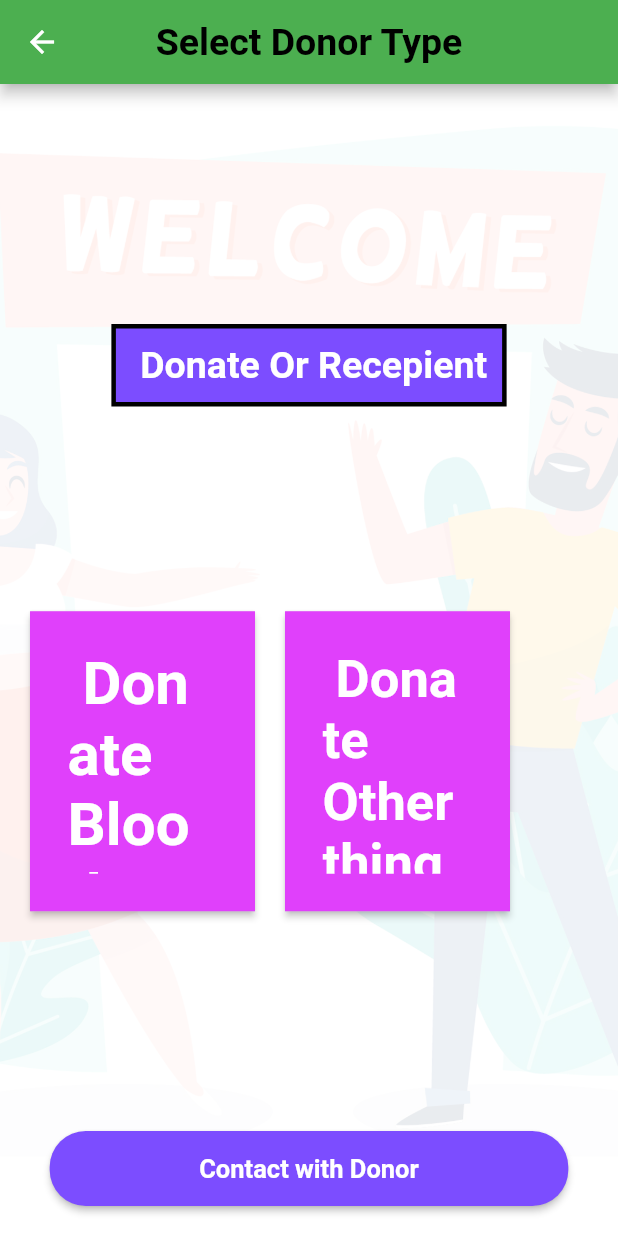
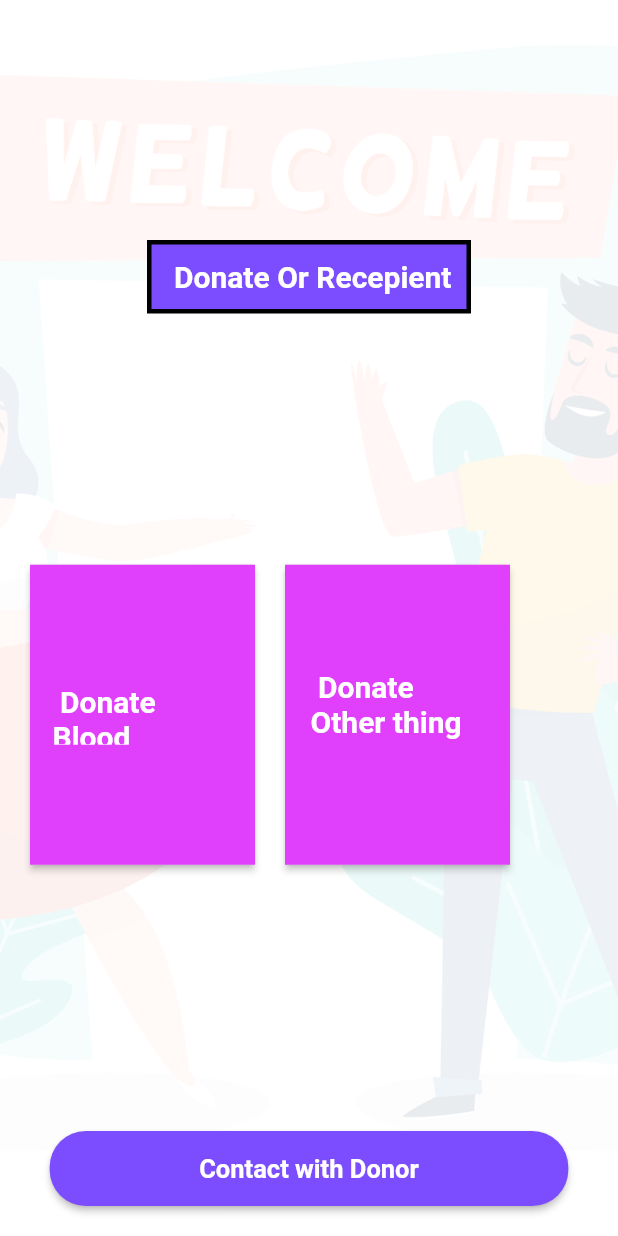
Before and after one commit to bilalahmad9/Donate_Blood_or_Anything, a Flutter app: the donate screen opened directly, on a phone screen of 412 x 824 dp. Run offline on Flutter 3.47's test engine with Material 2 defaults, Android fonts, the phone set to English and light mode, and no system bars; our stand-ins replace cloud_firestore, firebase_auth, firebase_core, flutter_spinkit, google_fonts; missing offline and left inert: loading; accounts and stored records are empty; Roboto replaces fonts that are missing (Acme).

Commit message:
some bug fixes

```diff
--- a/flutter_app/lib/DonateSelect.dart
+++ b/flutter_app/lib/DonateSelect.dart
@@ -11,15 +11,6 @@ class _donateState extends State<donate> {
   @override
   Widget build(BuildContext context) {
     return Scaffold(
-      appBar: AppBar(
-        backgroundColor: Colors.green,
-        centerTitle: true,
-        title: Text(
-          " Select Donor Type ",
-          style: TextStyle(
-              color: Colors.black, fontSize: 25.0, fontWeight: FontWeight.bold),
-        ),
-      ),
     /*  drawer: Drawer(
         child: MainDrawer(),
       ),*/
@@ -52,7 +43,7 @@ class _donateState extends State<donate> {
                           " Donate Or Recepient",
                           style: GoogleFonts.acme(
                             textStyle: Theme.of(context).textTheme.display1,
-                            fontSize: 25,
+                            fontSize: 20,
                             fontWeight: FontWeight.w700,
                             fontStyle: FontStyle.normal,
                             color: Colors.white,
@@ -81,13 +72,13 @@ class _donateState extends State<donate> {
                                 height: 200,
                                 width: 150,
                                 color: Colors.purpleAccent,
-                                padding: const EdgeInsets.all(25.0),
+                                padding: const EdgeInsets.symmetric(horizontal: 15, vertical: 80),
                                 child: Text(
                                   " Donate Blood",
                                   style: GoogleFonts.acme(
                                     textStyle:
                                     Theme.of(context).textTheme.display1,
-                                    fontSize: 40,
+                                    fontSize: 20,
                                     fontWeight: FontWeight.w700,
                                     fontStyle: FontStyle.normal,
                                     color: Colors.white,
@@ -111,13 +102,13 @@ class _donateState extends State<donate> {
                                 height: 200,
                                 width: 150,
                                 color: Colors.purpleAccent,
-                                padding: const EdgeInsets.all(25.0),
+                                padding: const EdgeInsets.symmetric(horizontal: 17, vertical: 70),
                                 child: Text(
                                   " Donate Other thing",
                                   style: GoogleFonts.acme(
                                     textStyle:
                                     Theme.of(context).textTheme.display1,
-                                    fontSize: 35,
+                                    fontSize: 20,
                                     fontWeight: FontWeight.w700,
                                     fontStyle: FontStyle.normal,
                                     color: Colors.white,
```
